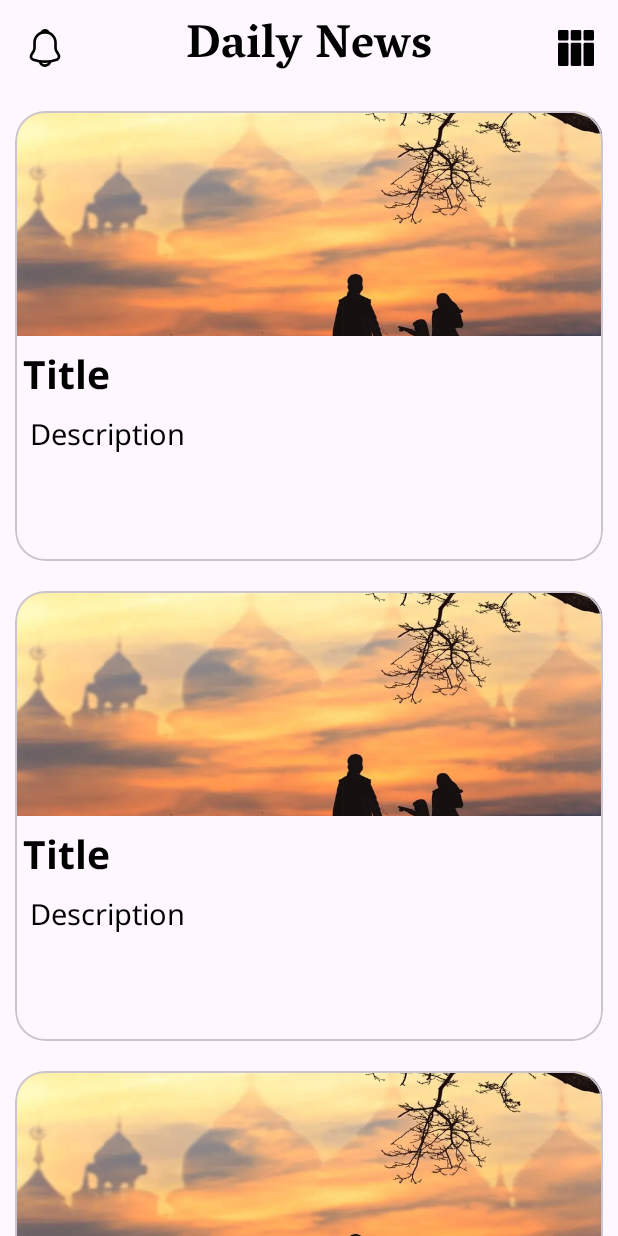
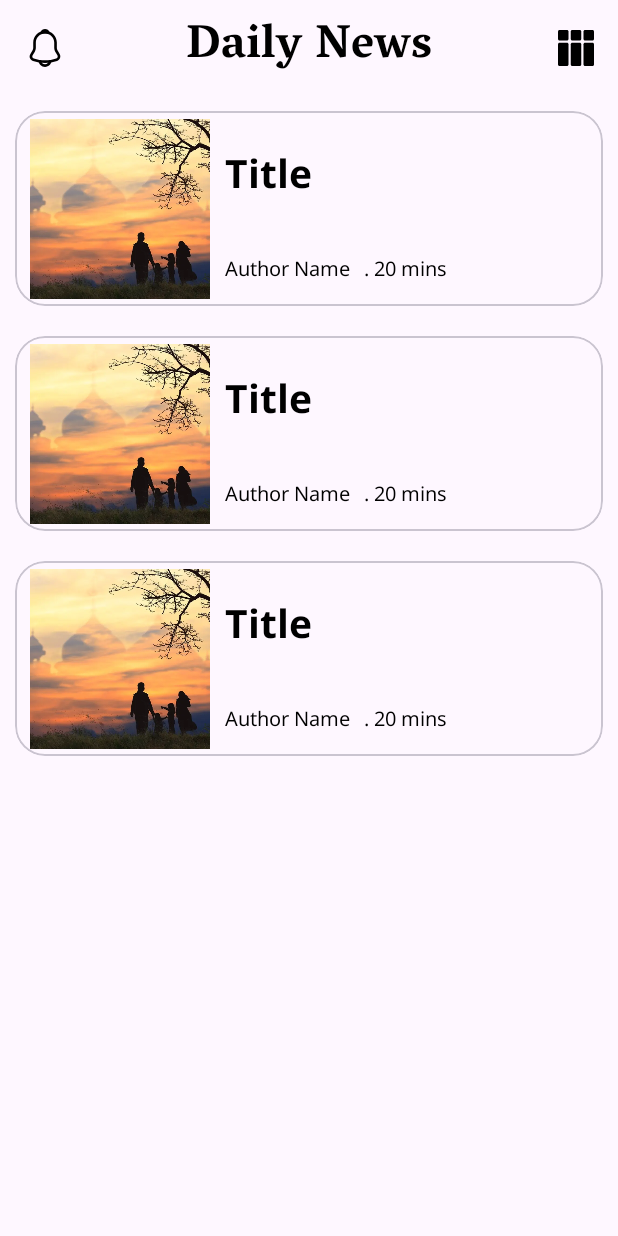
Before and after one commit to VinayakGardi/NewsHub-News-Application, an Android app: the layout activity_main.xml on its own in the app's theme, with its tools: preview values and no code run, on a phone screen of 412 x 824 dp. Run offline under Robolectric (Android 15) with nearby library versions, the phone set to English and light mode, and no system bars.

Commit message:
added detailed view of the article added list view for the recycler view along with card view functionality

```diff
--- a/app/src/main/AndroidManifest.xml
+++ b/app/src/main/AndroidManifest.xml
@@ -13,6 +13,9 @@
         android:theme="@style/Theme.NewsHub_NewsApplication"
         tools:targetApi="31">
         <activity
+            android:name=".ArticleActivity"
+            android:exported="false" />
+        <activity
             android:name=".MainActivity"
             android:exported="true">
             <intent-filter>
--- a/app/src/main/res/drawable/twitter.xml
+++ /dev/null
@@ -1,4 +0,0 @@
-<vector android:height="100dp" android:viewportHeight="512"
-    android:viewportWidth="512" android:width="100dp" xmlns:android="http://schemas.android.com/apk/res/android">
-    <path android:fillColor="#FF000000" android:pathData="M509.74,109.54c-3.03,-4.92 -8.57,-7.72 -14.33,-7.22l-25.53,2.22l24.4,-49.19c2.91,-5.86 1.76,-12.92 -2.85,-17.56c-4.61,-4.64 -11.67,-5.82 -17.54,-2.94l-64.59,31.63c-39.9,-21.07 -89.76,-14.81 -124.06,16.44c-28.63,26.08 -43.68,66.19 -40.87,106.18c-74.83,-7.5 -138.17,-50.33 -175.62,-119.54c-2.48,-4.59 -7.14,-7.59 -12.35,-7.96c-5.22,-0.36 -10.24,1.95 -13.35,6.15c-23.23,31.38 -24.86,74.41 -6.65,109.81c-5.02,-1.27 -10.36,-2.98 -16.29,-4.96c-5.07,-1.7 -10.67,-0.61 -14.74,2.86s-6.03,8.82 -5.16,14.1c7.21,43.69 32.68,77.26 72.93,97.14c-5.24,1.83 -10.59,3.31 -16.02,4.44c-5.4,1.13 -9.78,5.08 -11.44,10.34c-1.66,5.26 -0.36,11.01 3.41,15.04c28.98,30.98 70.85,46.22 100.58,53.54c-33.81,26.48 -70.31,30.91 -123.34,29.09c-6.14,-0.19 -11.8,3.27 -14.38,8.84c-2.58,5.57 -1.58,12.14 2.54,16.68c22.11,24.37 102.65,51.85 187.33,53.91c3.35,0.08 6.76,0.13 10.25,0.13c59.45,-0 138.02,-12.74 194.42,-69.14c42.69,-42.69 69.39,-91.83 79.36,-146.05c8.05,-43.8 2.96,-78.87 0.52,-95.72c-0.18,-1.24 -0.37,-2.55 -0.53,-3.7l23.88,-38.49C512.75,120.67 512.77,114.46 509.74,109.54z"/>
-</vector>
--- a/app/src/main/res/layout/activity_main.xml
+++ b/app/src/main/res/layout/activity_main.xml
@@ -18,7 +18,7 @@
         app:layout_constraintBottom_toBottomOf="parent"
         app:layout_constraintEnd_toEndOf="parent"
         app:layoutManager="androidx.recyclerview.widget.LinearLayoutManager"
-        tools:listitem="@layout/recycler_view_news_module"
+        tools:listitem="@layout/recycler_view_news_module_list_view"
         app:layout_constraintHorizontal_bias="0.5"
         app:layout_constraintStart_toStartOf="parent"
         app:layout_constraintTop_toBottomOf="@+id/main_actionBar" />
--- /dev/null
+++ b/app/src/main/res/layout/recycler_view_news_module_list_view.xml
@@ -0,0 +1,79 @@
+<?xml version="1.0" encoding="utf-8"?>
+<androidx.constraintlayout.widget.ConstraintLayout xmlns:android="http://schemas.android.com/apk/res/android"
+    xmlns:app="http://schemas.android.com/apk/res-auto"
+    android:layout_width="match_parent"
+    android:layout_height="150dp">
+
+    <com.google.android.material.card.MaterialCardView
+        android:layout_width="match_parent"
+        android:layout_height="match_parent"
+        android:layout_margin="10dp"
+        android:elevation="20dp"
+        app:cardCornerRadius="20dp"
+        app:layout_constraintBottom_toBottomOf="parent"
+        app:layout_constraintEnd_toEndOf="parent"
+        app:layout_constraintHorizontal_bias="0.5"
+        app:layout_constraintStart_toStartOf="parent"
+        app:layout_constraintTop_toTopOf="parent">
+
+        <androidx.constraintlayout.widget.ConstraintLayout
+            android:layout_width="match_parent"
+            android:layout_height="match_parent">
+
+            <ImageView
+                android:id="@+id/news_list_image"
+                android:layout_width="120dp"
+                android:layout_height="120dp"
+                android:layout_margin="10dp"
+                android:background="@drawable/shape_round_image_bg"
+                android:scaleType="centerCrop"
+                android:src="@drawable/sample_post"
+                app:layout_constraintBottom_toBottomOf="parent"
+                app:layout_constraintStart_toStartOf="parent"
+                app:layout_constraintTop_toTopOf="parent" />
+
+            <TextView
+                android:id="@+id/news_list_title"
+                style="@style/new_list_title"
+                android:layout_width="250dp"
+                android:layout_height="68dp"
+                android:layout_marginStart="10dp"
+                android:layout_marginTop="16dp"
+                android:maxLines="2"
+                android:text="Title"
+                android:textSize="@dimen/_20sdp"
+                app:layout_constraintEnd_toEndOf="parent"
+                app:layout_constraintHorizontal_bias="0.049"
+                app:layout_constraintStart_toEndOf="@+id/news_list_image"
+                app:layout_constraintTop_toTopOf="parent" />
+
+            <TextView
+                android:id="@+id/news_list_author_name"
+                style="@style/news_list_description"
+                android:layout_width="wrap_content"
+                android:layout_height="wrap_content"
+                android:layout_marginStart="10dp"
+                android:layout_marginTop="8dp"
+                android:text="Author Name"
+                android:textSize="@dimen/_10sdp"
+                app:layout_constraintStart_toEndOf="@+id/news_list_image"
+                app:layout_constraintTop_toBottomOf="@+id/news_list_title" />
+
+            <TextView
+                android:id="@+id/news_list_read_time"
+                style="@style/news_list_description"
+                android:layout_width="wrap_content"
+                android:layout_height="wrap_content"
+                android:layout_marginTop="8dp"
+                android:text=". 20 mins"
+                android:textSize="@dimen/_10sdp"
+                app:layout_constraintEnd_toEndOf="parent"
+                app:layout_constraintHorizontal_bias="0.084"
+                app:layout_constraintStart_toEndOf="@+id/news_list_author_name"
+                app:layout_constraintTop_toBottomOf="@+id/news_list_title" />
+
+
+        </androidx.constraintlayout.widget.ConstraintLayout>
+
+    </com.google.android.material.card.MaterialCardView>
+</androidx.constraintlayout.widget.ConstraintLayout>
```
Also changed, not shown: app/src/main/java/com/vinayakgardi/newshub_newsapplication/ArticleActivity.kt (added, +11 -0 lines), app/src/main/res/layout/activity_article.xml (added, +140 -0 lines), app/src/main/res/drawable/twitter.png (added), app/src/main/res/layout/recycler_view_news_module_card_view.xml (renamed from app/src/main/res/layout/recycler_view_news_module.xml).
